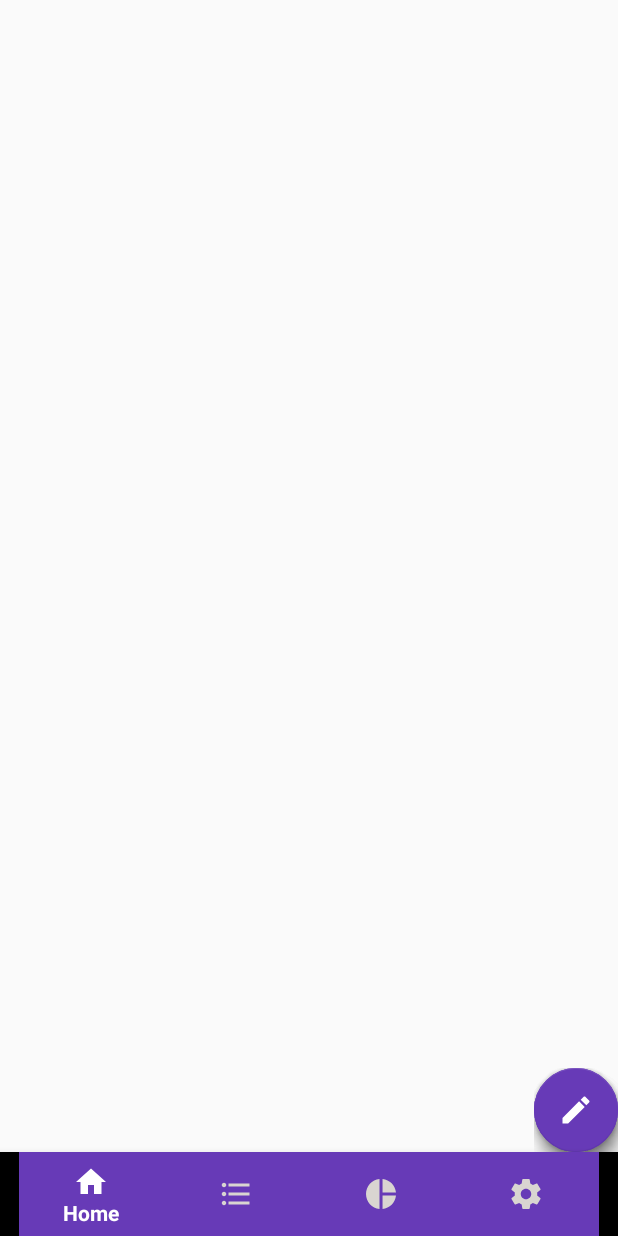
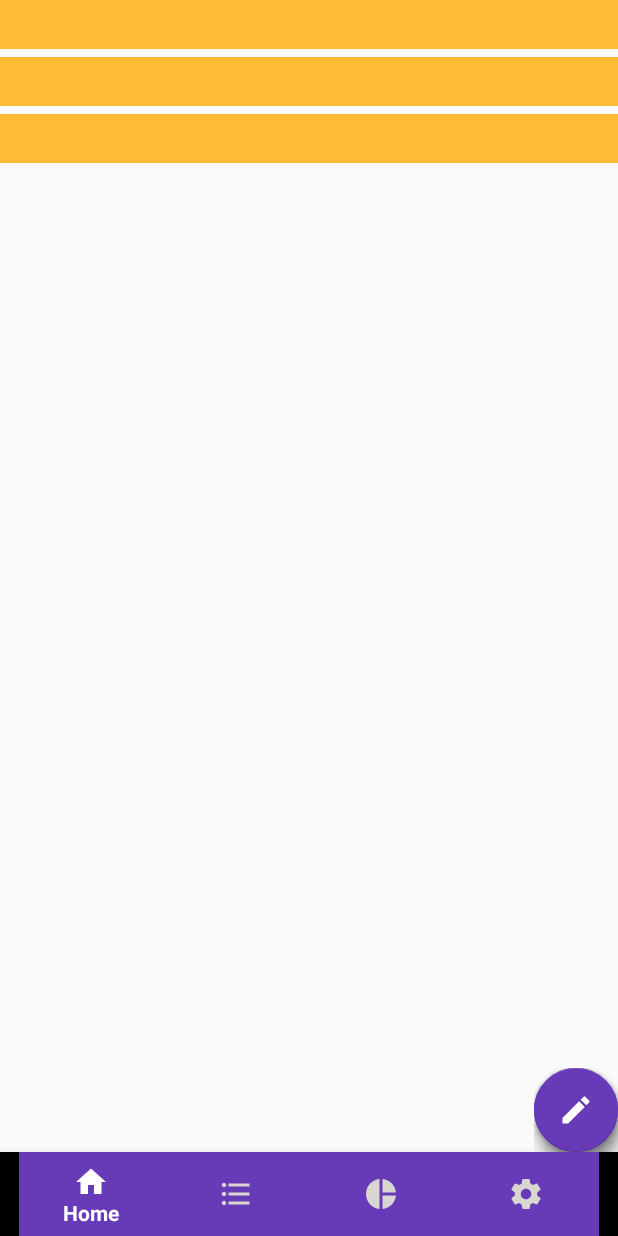
Before and after one commit to alorwu/expenditure-tracker, an Android app: the layout activity_main.xml on its own in the app's theme, with its tools: preview values and no code run, on a phone screen of 412 x 824 dp. Run offline under Robolectric (Android 15) with nearby library versions, the phone set to English and light mode, and no system bars; plain views replace FloatingActionButton, FloatingActionMenu.

Commit message:
Income View Model and Repository

```diff
--- a/app/src/main/java/org/az20/expendituretracker/database/AppDatabase.java
+++ b/app/src/main/java/org/az20/expendituretracker/database/AppDatabase.java
@@ -10,6 +10,7 @@ import android.arch.persistence.room.Database;
 public abstract class AppDatabase extends RoomDatabase{
 
     public abstract UserDao userDao();
+    public abstract IncomeDao incomeDao();
 
     private static AppDatabase mInstance;
 
@@ -17,7 +18,7 @@ public abstract class AppDatabase extends RoomDatabase{
         if (mInstance == null) {
             synchronized (AppDatabase.class) {
                 if (mInstance == null) {
-                    // Room running on main UI Thread
+                    // Room running on main UI Thread - findUser
                     mInstance = Room.databaseBuilder(context.getApplicationContext(),
                             AppDatabase.class, "user_database").allowMainThreadQueries()
                             .build();
--- a/app/src/main/java/org/az20/expendituretracker/database/UserRepository.java
+++ b/app/src/main/java/org/az20/expendituretracker/database/UserRepository.java
@@ -7,8 +7,6 @@ public class UserRepository {
 
 
     private UserDao mUserDao;
-    private int users;
-
 
     public UserRepository(Application application) {
         AppDatabase db = AppDatabase.getDatabase(application);
--- a/app/src/main/res/layout/activity_main.xml
+++ b/app/src/main/res/layout/activity_main.xml
@@ -11,6 +11,12 @@
         android:layout_width="match_parent"
         android:layout_height="match_parent"
         android:layout_marginBottom="56dp"/>
+
+    <android.support.v7.widget.RecyclerView
+        android:id="@+id/recyclerview"
+        android:layout_width="match_parent"
+        android:layout_height="match_parent"
+        tools:listitem="@layout/recycler_view_item" />
 
     <include
         android:id="@+id/floating_action_bar"
--- /dev/null
+++ b/app/src/main/res/layout/recycler_view_item.xml
@@ -0,0 +1,15 @@
+<?xml version="1.0" encoding="utf-8"?>
+<LinearLayout
+    xmlns:android="http://schemas.android.com/apk/res/android"
+    android:orientation="vertical"
+    android:layout_width="match_parent"
+    android:layout_height="wrap_content"
+    >
+
+    <TextView
+        android:id="@+id/tv_title"
+        style="@style/income_title"
+        android:layout_width="match_parent"
+        android:layout_height="wrap_content"
+        android:background="@android:color/holo_orange_light"/>
+</LinearLayout>
--- a/app/src/main/res/values/styles.xml
+++ b/app/src/main/res/values/styles.xml
@@ -17,4 +17,13 @@
 
     <style name="AppTheme.PopupOverlay" parent="ThemeOverlay.AppCompat.Light" />
 
+    <!-- RecyclerView styling -->
+    <style name="income_title">
+        <item name="android:layout_width">match_parent</item>
+        <item name="android:layout_height">wrap_content</item>
+        <item name="android:textSize">24sp</item>
+        <item name="android:layout_marginBottom">5dp</item>
+        <item name="android:paddingLeft">8dp</item>
+    </style>
+
 </resources>
```
Also changed, not shown: app/src/main/java/org/az20/expendituretracker/database/IncomeDao.java (added, +25 -0 lines), app/src/main/java/org/az20/expendituretracker/database/IncomeRepository.java (added, +41 -0 lines), app/src/main/java/org/az20/expendituretracker/viewmodel/IncomeViewModel.java (added, +31 -0 lines).
